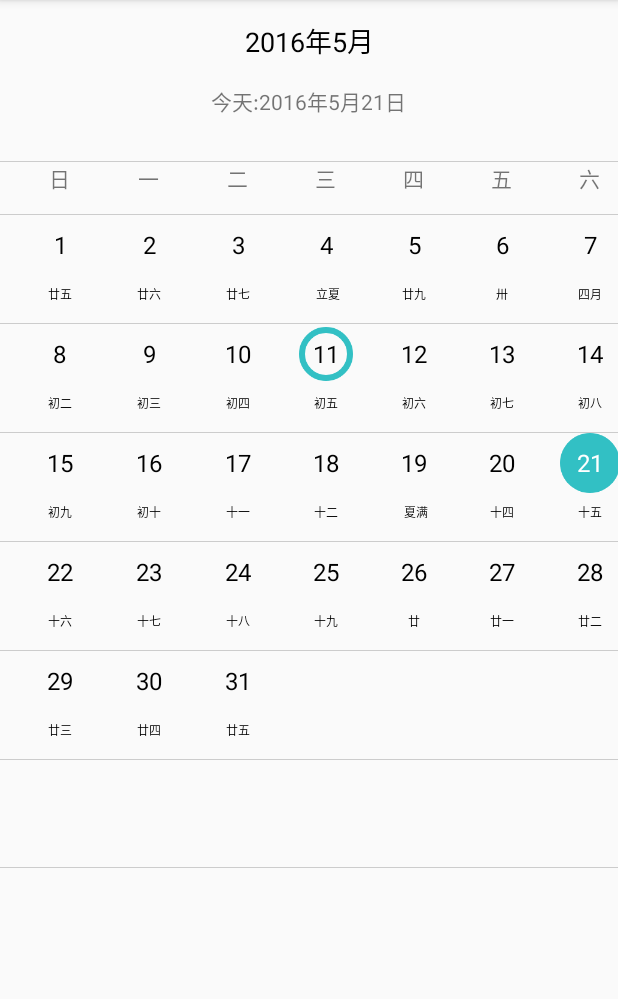
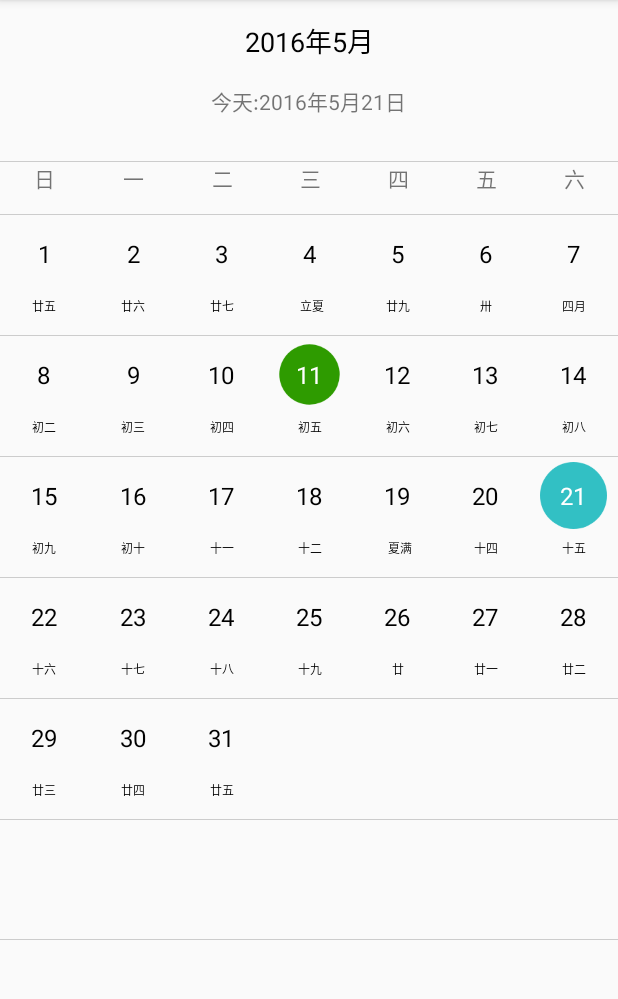
Before and after one commit to langren0610/calendar, an Android app: the screen it shows after launch (MainActivity), after a tap on "11", on a phone screen of 412 x 824 dp, the part 84-1083 px from its top. Run offline under Robolectric (Android 15) with nearby library versions, the phone set to English and light mode, and no system bars; 2 other taps on this screen came first.

Commit message:
修改:选中日期颜色逻辑.

```diff
--- a/app/src/main/java/com/chaojie/mycalcdata/MyCalendarView.java
+++ b/app/src/main/java/com/chaojie/mycalcdata/MyCalendarView.java
@@ -2,17 +2,15 @@ package com.chaojie.mycalcdata;
 
 import android.content.Context;
 import android.graphics.Bitmap;
-import android.graphics.BitmapFactory;
 import android.graphics.Canvas;
 import android.graphics.Color;
 import android.graphics.Paint;
-import android.graphics.Typeface;
 import android.graphics.drawable.BitmapDrawable;
 import android.graphics.drawable.Drawable;
 import android.text.Spannable;
 import android.text.SpannableString;
 import android.text.Spanned;
-import android.text.style.BackgroundColorSpan;
+import android.text.TextUtils;
 import android.text.style.ForegroundColorSpan;
 import android.text.style.RelativeSizeSpan;
 import android.util.AttributeSet;
@@ -21,7 +19,6 @@ import android.view.Gravity;
 import android.view.MotionEvent;
 import android.view.View;
 import android.view.ViewGroup;
-import android.widget.ImageView;
 import android.widget.LinearLayout;
 import android.widget.TextView;
 
@@ -32,7 +29,6 @@ import java.util.Date;
 import java.util.GregorianCalendar;
 import java.util.HashMap;
 import java.util.List;
-import java.util.concurrent.ExecutionException;
 
 /**
  * Created by chaojie on 2015/9/28.
@@ -141,10 +137,11 @@ public class MyCalendarView extends LinearLayout implements View.OnTouchListener
         drawableNormal = new BitmapDrawable(bitmapNormal);
 
         Bitmap bitmapClick = Bitmap.createBitmap(100, 100, Bitmap.Config.ARGB_8888);
-        paint.setStyle(Paint.Style.STROKE);
+        paint.setStyle(Paint.Style.FILL);
+        paint.setColor(Color.rgb(46, 155, 0));
         paint.setStrokeWidth(10);
         canvas.setBitmap(bitmapClick);
-        canvas.drawCircle(50, 50, 40, paint);
+        canvas.drawCircle(50, 50, 45, paint);
         drawableClickBg = new BitmapDrawable(bitmapClick);
     }
 
@@ -223,7 +220,7 @@ public class MyCalendarView extends LinearLayout implements View.OnTouchListener
             LayoutParams layoutParamsChild = new LayoutParams(LayoutParams.MATCH_PARENT, LayoutParams.MATCH_PARENT);
             layoutParamsChild.weight = 1;
             linearLayoutChild.setOrientation(HORIZONTAL);
-            layoutParamsChild.setMargins(MARGIN_LEFT, 0, 0, 0);
+            //layoutParamsChild.setMargins(MARGIN_LEFT, 0, 0, 0);
             linearLayoutChild.setLayoutParams(layoutParamsChild);
             /**设置星期布局样式 end**/
 
@@ -278,27 +275,30 @@ public class MyCalendarView extends LinearLayout implements View.OnTouchListener
 
             for (int j = 0; j < ONE_WEEK; ++j) {
                 /**设置一个日期布局样式 start**/
-                LayoutParams layoutParams3 = new LayoutParams(LayoutParams.MATCH_PARENT, LayoutParams.MATCH_PARENT);
+                LayoutParams layoutParams3 = new LayoutParams(LayoutParams.MATCH_PARENT, LayoutParams.WRAP_CONTENT);
                 layoutParams3.weight = 1;
-                layoutParams3.setMargins(MARGIN_LEFT, 0, 0, 0);
+                //layoutParams3.setMargins(MARGIN_LEFT - 10, 0, 0, 0);
 
                 ViewHolderChild viewHolderChild = new ViewHolderChild();
                 viewHolderChild.linearLayout = new LinearLayout(mContext);
                 viewHolderChild.linearLayout.setOrientation(VERTICAL);
                 viewHolderChild.linearLayout.setLayoutParams(layoutParams3);
+                viewHolderChild.linearLayout.setGravity(Gravity.CENTER);
                 /**设置一个日期布局样式 end**/
 
                 /**设置显示日期的textview start**/
-                LayoutParams layoutParamsText = new LayoutParams(TEXTVIEW_HEIGHT, TEXTVIEW_HEIGHT);
+                LayoutParams layoutParamsText = new LayoutParams(LayoutParams.WRAP_CONTENT, LayoutParams.WRAP_CONTENT);
+                layoutParamsText.setMargins(0, 5, 0, 0);
                 //layoutParamsText.weight = 9;
 
                 viewHolderChild.textViewDay = new TextView(mContext);
                 viewHolderChild.textViewDay.setText("");
                 viewHolderChild.textViewDay.setTextSize(TEXT_DAY);
+                viewHolderChild.textViewDay.setTextColor(getResources().getColor(android.R.color.black));
                 viewHolderChild.textViewDay.setGravity(Gravity.CENTER);
                 viewHolderChild.textViewDay.setLayoutParams(layoutParamsText);
 
-                layoutParamsText = new LayoutParams(TEXTVIEW_HEIGHT, ViewGroup.LayoutParams.WRAP_CONTENT);
+                layoutParamsText = new LayoutParams(LayoutParams.MATCH_PARENT, ViewGroup.LayoutParams.WRAP_CONTENT);
                 layoutParamsText.setMargins(0, 10, 0, 0);
                 //layoutParamsText.weight = 5;
                 viewHolderChild.textViewLunar = new TextView(mContext);
@@ -464,6 +464,7 @@ public class MyCalendarView extends LinearLayout implements View.OnTouchListener
 
             if (selectYear == (date.getYear() + 1900) && selectMOnth == (date.getMonth() + 1) && selectDay == date.getDate() && today != selectDay) {
                 viewHolderChild.textViewDay.setBackgroundDrawable(drawableClickBg);
+                viewHolderChild.textViewDay.setTextColor(getResources().getColor(android.R.color.black));
                 lastClickView = viewHolderChild.textViewDay;
             }
 
@@ -511,8 +512,8 @@ public class MyCalendarView extends LinearLayout implements View.OnTouchListener
             List<ViewHolderChild> viewHolderChildList = viewHolder.viewHolderChildList;
             for (int j = 0; j < ONE_WEEK; ++j) {
                 ViewHolderChild viewHolderChild = viewHolderChildList.get(j);
-                viewHolderChild.textViewDay.setText(" ");
-                viewHolderChild.textViewLunar.setText(" ");
+                viewHolderChild.textViewDay.setText("");
+                viewHolderChild.textViewLunar.setText("");
                 viewHolderChild.linearLayout.setTag(null);
                 viewHolderChild.textViewDay.setBackgroundDrawable(drawableNormal);
                 viewHolderChild.textViewLunar.setTextColor(Color.BLACK);
@@ -627,15 +628,31 @@ public class MyCalendarView extends LinearLayout implements View.OnTouchListener
 
     @Override
     public void onClick(View v) {
+       try {
            String formatterTime = (String) v.getTag();
            if (formatterTime != null && clickDateListener != null) {
+               TextView textView =  (TextView)((ViewGroup) v).getChildAt(0);
                if (lastClickView != null) {
+                   TextView textViewLast = (TextView) lastClickView;
+                   String currentDay = textView.getText().toString().trim();
+                   String textDay = textViewLast.getText().toString().trim();
+                   Date currentDate = new Date();
+                   if (!TextUtils.isEmpty(currentDay) && !TextUtils.isEmpty(textDay) &&
+                           !currentDay.equals(textDay) && Integer.valueOf(textDay) == currentDate.getDate()) {//如果是当前日期天数
+                       lastClickView.setBackgroundDrawable(drawableCurrentDayBg);
+                       textViewLast.setTextColor(Color.WHITE);
+                   } else {
                        lastClickView.setBackgroundDrawable(drawableNormal);
-            }
-            TextView textView =  (TextView)((ViewGroup) v).getChildAt(0);
+                       textViewLast.setTextColor(Color.BLACK);
+                   }
+               }
                textView.setBackgroundDrawable(drawableClickBg);
+               textView.setTextColor(Color.WHITE);
                lastClickView = textView;
                clickDateListener.clickDate(formatterTime);
+           }
+       } catch (Exception e) {
+           e.printStackTrace();
        }
     }
 
```
Lines whose indentation alone changed are shown as unchanged.
